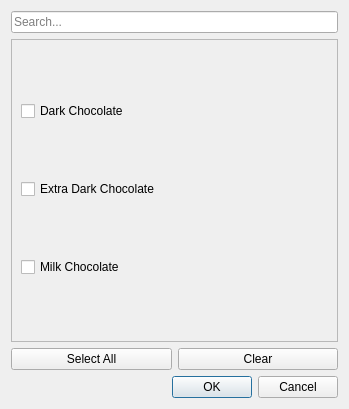
Qt form custom_attribute_table_filter.ui (krish42sk/User_login_Viewer) before a commit.
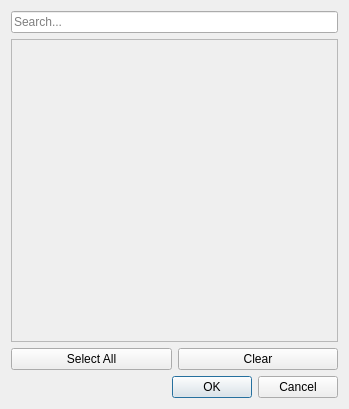
The same form after that commit.

Patch:
```diff
--- a/custom_attribute_table_filter.ui
+++ b/custom_attribute_table_filter.ui
@@ -35,29 +35,7 @@
         <height>303</height>
        </rect>
       </property>
-      <layout class="QVBoxLayout" name="checkBoxLayout">
-       <item>
-        <widget class="QCheckBox" name="checkBox1">
-         <property name="text">
-          <string>Dark Chocolate</string>
-         </property>
-        </widget>
-       </item>
-       <item>
-        <widget class="QCheckBox" name="checkBox2">
-         <property name="text">
-          <string>Extra Dark Chocolate</string>
-         </property>
-        </widget>
-       </item>
-       <item>
-        <widget class="QCheckBox" name="checkBox3">
-         <property name="text">
-          <string>Milk Chocolate</string>
-         </property>
-        </widget>
-       </item>
-      </layout>
+      <layout class="QVBoxLayout" name="checkBoxLayout"/>
      </widget>
     </widget>
    </item>
```
